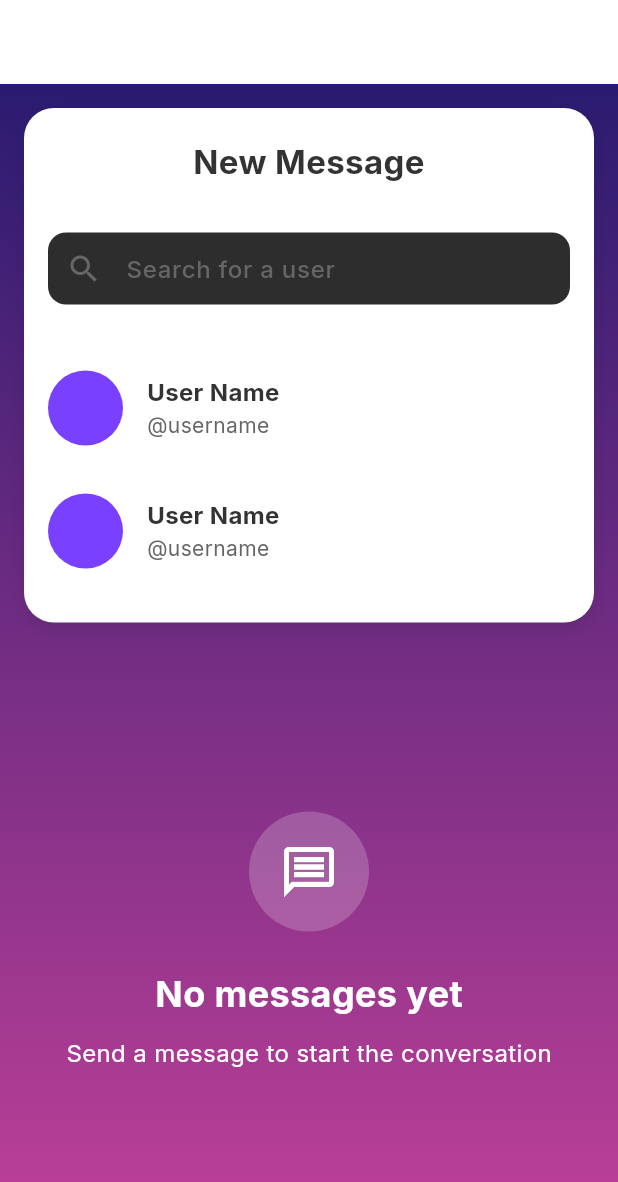
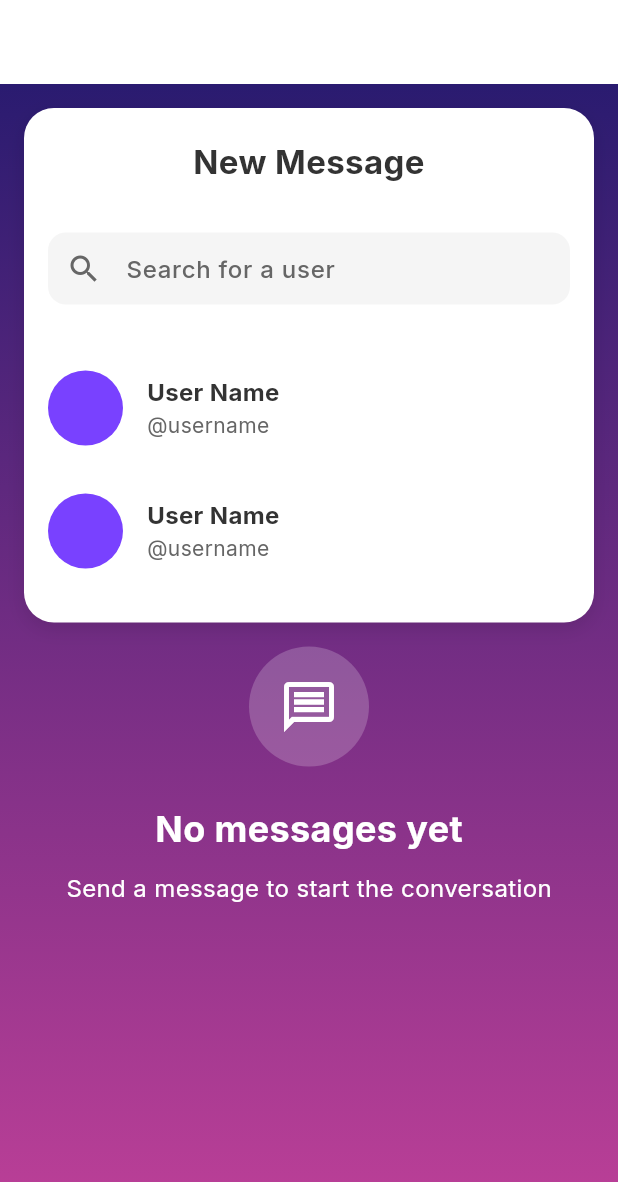
Before and after one commit to iPhonz/iphonz, a Flutter app: the ConversationsScreen screen opened directly with empty values, on a phone screen of 412 x 824 dp. Shown: the top 1182 px of the screen. Run offline on Flutter 3.47's test engine with Material 3 defaults, Android fonts, the phone set to English and light mode, and no system bars; our stand-ins replace image_picker, timeago; accounts and stored records are empty.

```diff
--- a/lib/screens/messaging/conversations_screen.dart
+++ b/lib/screens/messaging/conversations_screen.dart
@@ -25,6 +25,8 @@ class _ConversationsScreenState extends State<ConversationsScreen> {
   List<Conversation> _conversations = [];
   Map<String, User> _userCache = {};
   bool _isLoading = true;
+  bool _hasError = false;
+  String? _errorMessage;
   String? _currentUserId;
 
   @override
@@ -32,6 +34,19 @@ class _ConversationsScreenState extends State<ConversationsScreen> {
     super.initState();
     _loadCurrentUser();
     _listenToConversations();
+  }
+
+  @override
+  void didChangeDependencies() {
+    super.didChangeDependencies();
+    // This will ensure data is refreshed when navigating back to this screen
+    _refreshData();
+  }
+
+  void _refreshData() {
+    if (_currentUserId != null) {
+      _loadConversations();
+    }
   }
 
   Future<void> _loadCurrentUser() async {
@@ -42,22 +57,23 @@ class _ConversationsScreenState extends State<ConversationsScreen> {
   }
 
   Future<void> _loadConversations() async {
+    if (mounted) {
       setState(() {
         _isLoading = true;
+        _hasError = false;
+        _errorMessage = null;
       });
+    }
 
     try {
       final conversations = await widget.messagingService.getConversationsForUser(_currentUserId!);
-      setState(() {
-        _conversations = conversations;
-      });
 
       // Preload user data for all participants
       for (final conversation in conversations) {
         for (final userId in conversation.participantIds) {
           if (userId != _currentUserId && !_userCache.containsKey(userId)) {
             final user = await widget.userService.getUserById(userId);
-            if (user != null) {
+            if (user != null && mounted) {
               setState(() {
                 _userCache[userId] = user;
               });
@@ -65,23 +81,35 @@ class _ConversationsScreenState extends State<ConversationsScreen> {
           }
         }
       }
+
+      if (mounted) {
+        setState(() {
+          _conversations = conversations;
+          _isLoading = false;
+        });
+      }
     } catch (e) {
-      // Handle error
+      if (mounted) {
+        setState(() {
+          _isLoading = false;
+          _hasError = true;
+          _errorMessage = 'Failed to load conversations: $e';
+        });
+      }
+      // Show error message
       ScaffoldMessenger.of(context).showSnackBar(
         SnackBar(content: Text('Failed to load conversations: $e')),
       );
-    } finally {
-      setState(() {
-        _isLoading = false;
-      });
     }
   }
 
   void _listenToConversations() {
     widget.messagingService.conversations.listen((updatedConversations) {
+      if (mounted) {
         setState(() {
           _conversations = updatedConversations;
         });
+      }
     });
   }
 
@@ -116,17 +144,81 @@ class _ConversationsScreenState extends State<ConversationsScreen> {
       ),
       body: Container(
         decoration: AppTheme.messageGradientBackground,
-        child: _isLoading
-            ? const Center(child: CircularProgressIndicator(color: Colors.white))
-            : _conversations.isEmpty
-                ? _buildEmptyState()
-                : _buildConversationList(),
+        child: RefreshIndicator(
+          onRefresh: _loadConversations,
+          color: AppTheme.purpleAccent,
+          child: _buildMainContent(),
+        ),
       ),
     );
   }
 
+  Widget _buildMainContent() {
+    if (_isLoading) {
+      return const Center(
+        child: Column(
+          mainAxisAlignment: MainAxisAlignment.center,
+          children: [
+            CircularProgressIndicator(color: Colors.white),
+            SizedBox(height: 16),
+            Text(
+              'Loading conversations...',
+              style: TextStyle(
+                color: Colors.white,
+                fontSize: 16,
+              ),
+            ),
+          ],
+        ),
+      );
+    }
+
+    if (_hasError) {
+      return Center(
+        child: Column(
+          mainAxisAlignment: MainAxisAlignment.center,
+          children: [
+            const Icon(
+              Icons.error_outline,
+              color: Colors.white,
+              size: 48,
+            ),
+            const SizedBox(height: 16),
+            Text(
+              _errorMessage ?? 'An error occurred',
+              style: const TextStyle(
+                color: Colors.white,
+                fontSize: 16,
+              ),
+              textAlign: TextAlign.center,
+            ),
+            const SizedBox(height: 24),
+            ElevatedButton(
+              onPressed: _loadConversations,
+              style: ElevatedButton.styleFrom(
+                foregroundColor: Colors.white,
+                backgroundColor: AppTheme.purpleAccent,
+                padding: const EdgeInsets.symmetric(horizontal: 24, vertical: 12),
+                shape: RoundedRectangleBorder(
+                  borderRadius: BorderRadius.circular(20),
+                ),
+              ),
+              child: const Text('Retry'),
+            ),
+          ],
+        ),
+      );
+    }
+
+    if (_conversations.isEmpty) {
+      return _buildEmptyState();
+    } else {
+      return _buildConversationList();
+    }
+  }
+
   Widget _buildEmptyState() {
-    return Column(
+    return ListView(
       children: [
         // New message card at the top
         Container(
@@ -167,7 +259,7 @@ class _ConversationsScreenState extends State<ConversationsScreen> {
                       fontWeight: FontWeight.w500,
                     ),
                     prefixIcon: const Icon(Icons.search, color: Color(0xFF666666)),
-                    fillColor: const Color(0xFF2D2D2D),
+                    fillColor: const Color(0xFFF5F5F5),
                     filled: true,
                     border: OutlineInputBorder(
                       borderRadius: BorderRadius.circular(30),
@@ -176,9 +268,13 @@ class _ConversationsScreenState extends State<ConversationsScreen> {
                     contentPadding: const EdgeInsets.symmetric(vertical: 12),
                   ),
                   style: const TextStyle(
-                    color: Colors.white,
+                    color: Color(0xFF333333),
                     fontWeight: FontWeight.w500,
                   ),
+                  onTap: () {
+                    // Open search dialog
+                    _showNewMessageDialog();
+                  },
                 ),
               ),
               const SizedBox(height: 16),
@@ -257,8 +353,7 @@ class _ConversationsScreenState extends State<ConversationsScreen> {
         ),
 
         // Empty state message
-        Expanded(
-          child: Center(
+        Center(
           child: Column(
             mainAxisAlignment: MainAxisAlignment.center,
             children: [
@@ -269,7 +364,7 @@ class _ConversationsScreenState extends State<ConversationsScreen> {
                   color: Colors.white.withOpacity(0.2),
                   borderRadius: BorderRadius.circular(40),
                 ),
-                  child: Icon(
+                child: const Icon(
                   Icons.message_outlined,
                   size: 40,
                   color: Colors.white,
@@ -293,8 +388,8 @@ class _ConversationsScreenState extends State<ConversationsScreen> {
                   fontWeight: FontWeight.w400,
                 ),
               ),
+              const SizedBox(height: 40),
             ],
-            ),
           ),
         ),
       ],
@@ -313,10 +408,50 @@ class _ConversationsScreenState extends State<ConversationsScreen> {
         final otherUser = _userCache[otherUserId];
 
         if (otherUser == null) {
-          // Still loading user data
-          return const ListTile(
-            leading: CircleAvatar(child: Icon(Icons.person)),
-            title: Text('Loading...', style: TextStyle(color: Colors.white)),
+          // Still loading user data, show a better loading placeholder
+          return const Padding(
+            padding: EdgeInsets.symmetric(vertical: 8, horizontal: 16),
+            child: Row(
+              children: [
+                CircleAvatar(
+                  radius: 25,
+                  child: CircularProgressIndicator(
+                    strokeWidth: 2,
+                    color: Colors.white,
+                  ),
+                  backgroundColor: Colors.black12,
+                ),
+                SizedBox(width: 16),
+                Expanded(
+                  child: Column(
+                    crossAxisAlignment: CrossAxisAlignment.start,
+                    children: [
+                      SizedBox(
+                        width: 120,
+                        height: 16,
+                        child: DecoratedBox(
+                          decoration: BoxDecoration(
+                            color: Colors.white24,
+                            borderRadius: BorderRadius.all(Radius.circular(8)),
+                          ),
+                        ),
+                      ),
+                      SizedBox(height: 8),
+                      SizedBox(
+                        width: 200,
+                        height: 12,
+                        child: DecoratedBox(
+                          decoration: BoxDecoration(
+                            color: Colors.white10,
+                            borderRadius: BorderRadius.all(Radius.circular(6)),
+                          ),
+                        ),
+                      ),
+                    ],
+                  ),
+                ),
+              ],
+            ),
           );
         }
 
@@ -335,7 +470,10 @@ class _ConversationsScreenState extends State<ConversationsScreen> {
                   messagingService: widget.messagingService,
                 ),
               ),
-            );
+            ).then((_) {
+              // Refresh the conversations list when returning from the chat screen
+              _refreshData();
+            });
           },
         );
       },
@@ -457,7 +595,10 @@ class _ConversationsScreenState extends State<ConversationsScreen> {
                               messagingService: widget.messagingService,
                             ),
                           ),
-                        );
+                        ).then((_) {
+                          // Refresh the conversations list when returning from the chat screen
+                          _refreshData();
+                        });
                       },
                     );
                   },
@@ -469,4 +610,10 @@ class _ConversationsScreenState extends State<ConversationsScreen> {
       ),
     );
   }
+
+  @override
+  void dispose() {
+    // Make sure to clean up any resources if needed
+    super.dispose();
   }
+}
```
Lines whose indentation alone changed are shown as unchanged.
